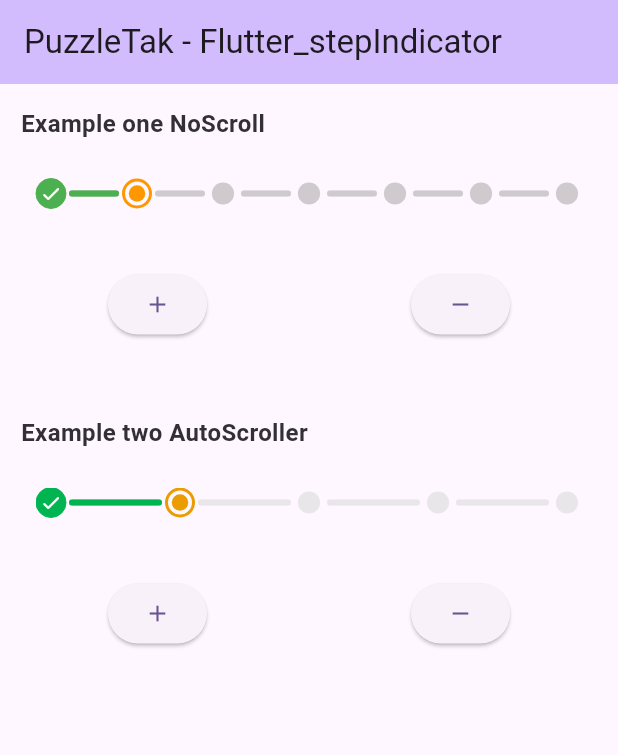
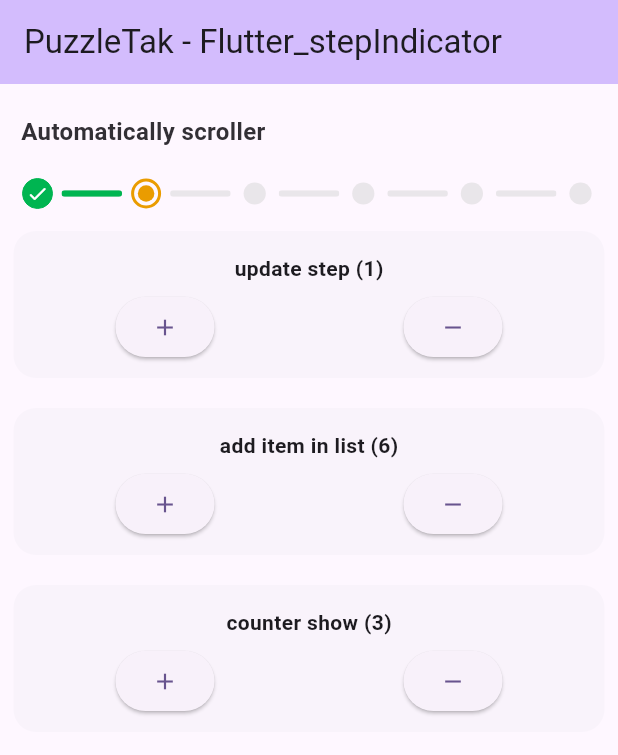
Before and after one commit to PuzzleTakX/flutter_stepindicator, a Flutter app: the screen it shows after launch, on a phone screen of 412 x 824 dp. Shown: the top 755 px of the screen. Run offline on Flutter 3.47's test engine with Material 3 defaults, Android fonts, the phone set to English and light mode, and no system bars.

Commit message:
updated (12/12/2023)

```diff
--- a/example/lib/main.dart
+++ b/example/lib/main.dart
@@ -1,3 +1,5 @@
+import 'dart:math';
+
 import 'package:flutter/material.dart';
 import 'package:flutter_stepindicator/flutter_stepindicator.dart';
 
@@ -23,19 +25,18 @@ class MyApp extends StatelessWidget {
 
 class MyHomePage extends StatefulWidget {
   const MyHomePage({super.key});
+
   @override
   State<MyHomePage> createState() => _MyHomePageState();
 }
 
 class _MyHomePageState extends State<MyHomePage> {
   int page = 1;
-  List list = [0,1,2,3,4,5,6];
-  int page1 = 1;
-  List list1 = [0,1,2,3,4,5,6,0,1,2,3,4,5,6];
+  int counter = 4;
+  List list = [0,1,2,3,4,5];
 
   @override
   Widget build(BuildContext context) {
-
     return Scaffold(
         appBar: AppBar(
           backgroundColor: Theme.of(context).colorScheme.inversePrimary,
@@ -45,121 +46,117 @@ class _MyHomePageState extends State<MyHomePage> {
           child: Column(
             children: [
               _example1(),
-            const SizedBox(width: double.maxFinite,height: 30,),
-            _example2(),
             ],
           ),
-      )
-    );
+        ));
   }
 
-  Widget _example1(){
+  Widget _example1() {
     return Padding(
-      padding: const EdgeInsets.symmetric(horizontal: 4,vertical: 5),
+      padding: const EdgeInsets.symmetric(horizontal: 4, vertical: 5),
       child: Container(
         decoration: BoxDecoration(
-            color: Theme.of(context).colorScheme.inversePrimary.withOpacity(0.0)
-        ),
+            color:
+                Theme.of(context).colorScheme.inversePrimary.withOpacity(0.0)),
         child: Column(
           mainAxisAlignment: MainAxisAlignment.center,
           children: [
             Container(
-                padding: const EdgeInsets.symmetric(horizontal: 10,vertical: 10),
+                padding:
+                    const EdgeInsets.symmetric(horizontal: 10, vertical: 15),
                 alignment: Alignment.topLeft,
-                child: Text("Example one NoScroll",
+                child: Text(
+                  "Automatically scroller",
                   style: TextStyle(
                       color: Theme.of(context).colorScheme.inverseSurface,
                       fontWeight: FontWeight.bold,
-                      fontSize: 16
+                      fontSize: 16),
+                )),
+            SizedBox(
+              width: double.maxFinite,
+              height: 30,
+              child: Padding(
+                padding: const EdgeInsets.symmetric(horizontal: 7),
+                child: FlutterStepIndicator(
+                  height: 28,
+                  paddingLine: const EdgeInsets.symmetric(horizontal: 0),
+                  positiveColor: const Color(0xFF00B551),
+                  progressColor: const Color(0xFFEA9C00),
+                  negativeColor: const Color(0xFFD5D5D5),
+                  padding: const EdgeInsets.all(4),
+                  list: list,division: counter,
+                  onChange: (i) {},
+                  page: page,
+                  onClickItem: (p0) {
+                    setState(() {
+                      page = p0;
+                    });
+                  },
                 ),
-                )),
-            Padding(
-              padding: const EdgeInsets.only(top: 15,left: 20,right: 20,bottom: 40),
-              child: FlutterStepIndicator(
-
-                height: 20,
-                disableAutoScroll: false,
-                list: list,
-                onChange: (i){},
-                page: page,),
               ),
-            Row(
-              mainAxisAlignment: MainAxisAlignment.spaceAround,
-              children: [
-                ElevatedButton(onPressed: (){
-                  if(page < list.length){
+            ),
+            widgetOption(title: "update step ($page)", callAdd: () {
+              if (page < list.length) {
                 setState(() {
                   page++;
                 });
               }
-                }, child: const Icon(Icons.add)),
-                ElevatedButton(onPressed: (){
-                  if(page > 0){
+            }, callRemove: () {
+              if (page > 0) {
                 setState(() {
                   page--;
                 });
               }
-                }, child: const Icon(Icons.remove)),
-              ],
-            )
+            }),
+            widgetOption(title: "add item in list (${list.length})", callAdd: () {
+              setState(() {
+                list.add(Random().nextInt(100));
+              });
+            }, callRemove: () {
+              setState(() {
+                list.removeAt(list.length - 1);
+              });
+            }),
+            widgetOption(title: "counter show (${counter - 1})", callAdd: () {
+              setState(() {
+                counter++;
+              });
+            }, callRemove: () {
+              setState(() {
+                counter--;
+              });
+            })
+
           ],
         ),
       ),
     );
   }
-  Widget _example2(){
+
+  Widget widgetOption({required String title,required VoidCallback callAdd,required VoidCallback callRemove}){
     return Padding(
-      padding: const EdgeInsets.symmetric(horizontal: 4,vertical: 5),
+      padding: const EdgeInsets.symmetric(horizontal: 5,vertical: 10),
       child: Container(
+        padding: const EdgeInsets.symmetric(horizontal: 5,vertical: 10),
         decoration: BoxDecoration(
-            color: Theme.of(context).colorScheme.inversePrimary.withOpacity(0.0)
+          color: Colors.blueGrey.withOpacity(0.03),
+          borderRadius: BorderRadius.circular(15)
         ),
         child: Column(
-          mainAxisAlignment: MainAxisAlignment.center,
           children: [
-            Container(
-                padding: const EdgeInsets.symmetric(horizontal: 10,vertical: 10),
-                alignment: Alignment.topLeft,
-                child: Text("Example two AutoScroller",
-                  style: TextStyle(
-                      color: Theme.of(context).colorScheme.inverseSurface,
-                      fontWeight: FontWeight.bold,
-                      fontSize: 16
-                  ),
-                )),
-            Padding(
-              padding: const EdgeInsets.only(top: 15,left: 20,right: 20,bottom: 40),
-              child: FlutterStepIndicator(
-                positiveColor: const Color(0xFF00B551),
-                progressColor: const Color(0xFFEA9C00),
-                negativeColor: const Color(0xFFD5D5D5),
-                division: 4,
-                durationCheckBulb: const Duration(milliseconds: 300),
-                durationScroller: const Duration(milliseconds: 600),
-                height: 20,
-                // positiveCheck: Icon(Icons.access_time,size: 15,color: Colors.white,),
-                disableAutoScroll: true,
-                list: list1,
-                onChange: (i){},
-                page: page1,),
+            Container(width: double.maxFinite,height: 30,
+              alignment: Alignment.center,
+              child: Text(title,style: const TextStyle(fontWeight: FontWeight.bold),),
             ),
             Row(
               mainAxisAlignment: MainAxisAlignment.spaceAround,
               children: [
-                ElevatedButton(onPressed: (){
-                  if(page1 < list1.length){
-                    setState(() {
-                      page1++;
-                    });
-                  }
-                }, child: const Icon(Icons.add)),
-                ElevatedButton(onPressed: (){
-                  if(page1 > 0){
-                    setState(() {
-                      page1--;
-                    });
-                  }
-                }, child: const Icon(Icons.remove)),
+                ElevatedButton(
+                    onPressed: callAdd,
+                    child: const Icon(Icons.add)),
+                ElevatedButton(
+                    onPressed: callRemove,
+                    child: const Icon(Icons.remove)),
               ],
             )
           ],
@@ -168,5 +165,4 @@ class _MyHomePageState extends State<MyHomePage> {
     );
   }
 
-
 }
--- a/lib/animation_fade.dart
+++ /dev/null
@@ -1,56 +0,0 @@
-
-import 'dart:async';
-
-import 'package:flutter/material.dart';
-
-class ShowUpAnimationPage extends StatefulWidget {
-  final Duration duration;
-  final Widget child;
-  final int delay;
-  const ShowUpAnimationPage({super.key,required this.duration,required this.child,required this.delay});
-  @override
-  createState() => _ShowUpAnimationPage();
-}
-
-class _ShowUpAnimationPage extends State<ShowUpAnimationPage> with TickerProviderStateMixin {
-  late AnimationController _animController;
-  late Animation<Offset> _animOffset;
-
-  @override
-  void initState() {
-    super.initState();
-
-    _animController =
-        AnimationController(vsync: this, duration: widget.duration);
-    final curve =
-    CurvedAnimation(curve: Curves.decelerate, parent: _animController);
-    _animOffset =
-        Tween<Offset>(begin: const Offset(0.0, -0.05), end: Offset.zero)
-            .animate(curve);
-// ignore: unnecessary_null_comparison
-    if (widget.delay == null) {
-      _animController.forward();
-    } else {
-      Timer(Duration(milliseconds: widget.delay), () {
-        _animController.forward();
-      });
-    }
-  }
-
-  @override
-  void dispose() {
-    super.dispose();
-    _animController.dispose();
-  }
-
-  @override
-  Widget build(BuildContext context) {
-    return FadeTransition(
-      opacity: _animController,
-      child: SlideTransition(
-        position: _animOffset,
-        child: widget.child,
-      ),
-    );
-  }
-}
--- a/lib/flutter_stepindicator.dart
+++ b/lib/flutter_stepindicator.dart
@@ -2,9 +2,10 @@
 
 library flutter_stepindicator;
 
+import 'dart:async';
+
 import 'package:flutter/material.dart';
 
-import 'animation_fade.dart';
 /// The `FlutterStepIndicator` is a widget that displays a step indicator for visualizing progress through a multi-step process. This class extends `StatefulWidget` and can be used to display and monitor various stages, such as the steps in a registration process or multiple stages in a specific task.
 
 /// Parameters:
@@ -27,10 +28,12 @@ class FlutterStepIndicator extends StatefulWidget {
   final List list;
   final int page;
   final Widget? positiveCheck;
-  final bool disableAutoScroll;
   final double height;
   final Duration? durationScroller;
   final Duration? durationCheckBulb;
+  final EdgeInsetsGeometry? padding;
+  final Function(int)? onClickItem;
+  final EdgeInsetsGeometry? paddingLine;
   final int? division;
   Color? positiveColor;
   Color? negativeColor;
@@ -44,12 +47,14 @@ class FlutterStepIndicator extends StatefulWidget {
     this.durationScroller,
     this.durationCheckBulb,
     this.division,
+    this.onClickItem,
+    this.paddingLine,
+    this.padding,
     this.positiveCheck,
     this.negativeColor,
     this.positiveColor,
     this.progressColor,
     required this.page,
-    required this.disableAutoScroll,
     required this.height,
   });
 
@@ -60,6 +65,12 @@ class FlutterStepIndicator extends StatefulWidget {
 class _FlutterStepIndicatorState extends State<FlutterStepIndicator> {
   ScrollController controller = ScrollController();
   double maxWidths = 0.0;
+
+  EdgeInsetsGeometry get paddingBulb =>
+      (widget.padding != null) ? widget.padding! : EdgeInsets.zero;
+
+  EdgeInsetsGeometry get paddingLine =>
+      (widget.paddingLine != null) ? widget.paddingLine! : EdgeInsets.zero;
 
   @override
   Widget build(BuildContext context) {
@@ -77,8 +88,10 @@ class _FlutterStepIndicatorState extends State<FlutterStepIndicator> {
             itemCount: widget.list.length,
             itemBuilder: (context, index) => (index == 0)
                 ? ItemStepIndicatorZero(
+                    onClickItem: widget.onClickItem,
                     duration: _currentDurationBulb(),
                     childCheck: _checkEnable(),
+                    padding: paddingBulb,
                     disableColor: (widget.negativeColor == null)
                         ? Colors.grey
                         : widget.negativeColor!,
@@ -93,9 +106,12 @@ class _FlutterStepIndicatorState extends State<FlutterStepIndicator> {
                     height: widget.height,
                     width: widget.height)
                 : ItemStepIndicator(
+                    onClickItem: widget.onClickItem,
                     duration: _currentDurationBulb(),
                     childCheck: _checkEnable(),
                     height: widget.height,
+                    paddingLine: paddingLine,
+                    padding: paddingBulb,
                     currentPage: widget.page,
                     disableColor: (widget.negativeColor == null)
                         ? Colors.grey
@@ -140,7 +156,7 @@ class _FlutterStepIndicatorState extends State<FlutterStepIndicator> {
   @override
   void didUpdateWidget(covariant FlutterStepIndicator oldWidget) {
     super.didUpdateWidget(oldWidget);
-    if (widget.disableAutoScroll) {
+    if (((widget.list.length * widget.height) > (maxWidths / 2))) {
       if ((widget.page - 2) >= 0 &&
           (widget.page - 2) <= (widget.list.length - 5)) {
         controller.animateTo((widget.page - 2) * widthIndicator(maxWidths),
@@ -162,7 +178,7 @@ class _FlutterStepIndicatorState extends State<FlutterStepIndicator> {
 
   double widthIndicator(double maxWidth) {
     maxWidths = maxWidth;
-    return (widget.disableAutoScroll)
+    return (((widget.list.length * widget.height) > (maxWidth / 2)))
         ? widthScroller(maxWidth)
         : ((((maxWidth - widget.height) / (widget.list.length - 1)) >
                 (widget.height + 5)))
@@ -174,7 +190,9 @@ class _FlutterStepIndicatorState extends State<FlutterStepIndicator> {
     return ((maxWidth - widget.height) /
         (((widget.list.length - 1) <= 2)
             ? (widget.list.length - 1)
-            : (widget.division == null)
+            : (widget.division == null ||
+                    (widget.division! <= 0) ||
+                    (widget.division! >= widget.list.length))
                 ? 4
                 : widget.division!));
   }
@@ -184,8 +202,10 @@ class ItemStepIndicatorZero extends StatelessWidget {
   final double width;
   final double height;
   final int currentPage;
+  final EdgeInsetsGeometry padding;
   final Duration duration;
   final int index;
+  final Function(int)? onClickItem;
   final Color disableColor;
   final Color progressColor;
   final Color enableColor;
@@ -195,6 +215,8 @@ class ItemStepIndicatorZero extends StatelessWidget {
     super.key,
     required this.height,
     required this.duration,
+    required this.padding,
+    this.onClickItem,
     required this.width,
     required this.currentPage,
     required this.index,
@@ -206,9 +228,18 @@ class ItemStepIndicatorZero extends StatelessWidget {
 
   @override
   Widget build(BuildContext context) {
-    return SizedBox(
+    return Center(
+      child: InkWell(
+        splashColor: Colors.transparent,
+        onTap: (onClickItem == null)
+            ? null
+            : () {
+                onClickItem!.call(index);
+              },
+        child: Container(
           height: height,
           width: width,
+          padding: padding,
           child: AnimatedContainer(
             curve: Curves.easeOutQuint,
             duration: duration,
@@ -243,6 +274,8 @@ class ItemStepIndicatorZero extends StatelessWidget {
                     : ShowUpAnimationPage(
                         duration: duration, delay: 0, child: childCheck)),
           ),
+        ),
+      ),
     );
   }
 }
@@ -251,6 +284,9 @@ class ItemStepIndicator extends StatelessWidget {
   final double width;
   final double height;
   final int currentPage;
+  final EdgeInsetsGeometry padding;
+  final EdgeInsetsGeometry paddingLine;
+  final Function(int)? onClickItem;
   final Duration duration;
   final int index;
   final Color disableColor;
@@ -264,6 +300,9 @@ class ItemStepIndicator extends StatelessWidget {
     required this.duration,
     required this.width,
     required this.currentPage,
+    required this.paddingLine,
+    this.onClickItem,
+    required this.padding,
     required this.index,
     required this.disableColor,
     required this.progressColor,
@@ -278,16 +317,27 @@ class ItemStepIndicator extends StatelessWidget {
       child: Row(
         textDirection: TextDirection.rtl,
         children: [
-          SizedBox(
+          InkWell(
+              splashColor: Colors.transparent,
+              onTap: (onClickItem == null)
+                  ? null
+                  : () {
+                      onClickItem!.call(index);
+                    },
+              child: Container(
+                padding: padding,
                 height: height,
                 width: height,
+                child: SizedBox(
                     child: (index == currentPage)
                         ? _enable()
                         : (index < currentPage)
                             ? _done()
                             : _disable()),
+              )),
           Expanded(
-              child: SizedBox(
+              child: Container(
+            padding: paddingLine,
             height: height / (height / 4.4),
             child: TweenAnimationBuilder<double>(
                 tween: Tween(
@@ -322,10 +372,7 @@ class ItemStepIndicator extends StatelessWidget {
                                   decoration: BoxDecoration(
                                     gradient: (index == currentPage)
                                         ? LinearGradient(
-                                            colors: [
-                                                enableColor,
-                                                enableColor
-                                              ],
+                                            colors: [enableColor, enableColor],
                                             end: Alignment.centerRight,
                                             begin: Alignment.centerLeft)
                                         : (index < currentPage
@@ -344,8 +391,7 @@ class ItemStepIndicator extends StatelessWidget {
                                                         .withOpacity(0.5)
                                                   ],
                                                 end: Alignment.centerRight,
-                                                begin:
-                                                    Alignment.centerLeft)),
+                                                begin: Alignment.centerLeft)),
                                   ),
                                 ),
                               ],
@@ -420,3 +466,62 @@ class ItemStepIndicator extends StatelessWidget {
     );
   }
 }
+
+class ShowUpAnimationPage extends StatefulWidget {
+  final Duration duration;
+  final Widget child;
+  final int delay;
+
+  const ShowUpAnimationPage(
+      {super.key,
+      required this.duration,
+      required this.child,
+      required this.delay});
+
+  @override
+  createState() => _ShowUpAnimationPage();
+}
+
+class _ShowUpAnimationPage extends State<ShowUpAnimationPage>
+    with TickerProviderStateMixin {
+  late AnimationController _animController;
+  late Animation<Offset> _animOffset;
+
+  @override
+  void initState() {
+    super.initState();
+
+    _animController =
+        AnimationController(vsync: this, duration: widget.duration);
+    final curve =
+        CurvedAnimation(curve: Curves.decelerate, parent: _animController);
+    _animOffset =
+        Tween<Offset>(begin: const Offset(0.0, -0.05), end: Offset.zero)
+            .animate(curve);
+// ignore: unnecessary_null_comparison
+    if (widget.delay == null) {
+      _animController.forward();
+    } else {
+      Timer(Duration(milliseconds: widget.delay), () {
+        _animController.forward();
+      });
+    }
+  }
+
+  @override
+  void dispose() {
+    super.dispose();
+    _animController.dispose();
+  }
+
+  @override
+  Widget build(BuildContext context) {
+    return FadeTransition(
+      opacity: _animController,
+      child: SlideTransition(
+        position: _animOffset,
+        child: widget.child,
+      ),
+    );
+  }
+}
--- a/pubspec.yaml
+++ b/pubspec.yaml
@@ -1,6 +1,6 @@
 name: flutter_stepindicator
 description: FlutterStepIndicator is a versatile Flutter widget designed for creating step indicators to visualize multi-step processes.
-version: 0.0.2
+version: 0.1.7
 homepage: https://github.com/PuzzleTakX
 repository: https://github.com/PuzzleTakX/flutter_stepindicator
 
```
Also changed, not shown: example/pubspec.lock, 4 other files. Lines whose indentation alone changed are shown as unchanged.
